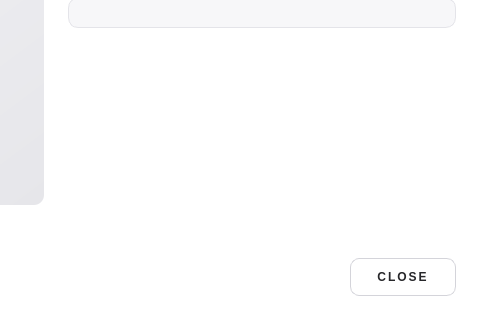
Above: desktop_app/UI/CarDetailsDialog.ui from huyenpiano1711/ML before the change; both pictures show x 340 to 820 and y 180 to 500 of the 820 by 500 pixel window. Below: the same form after it.
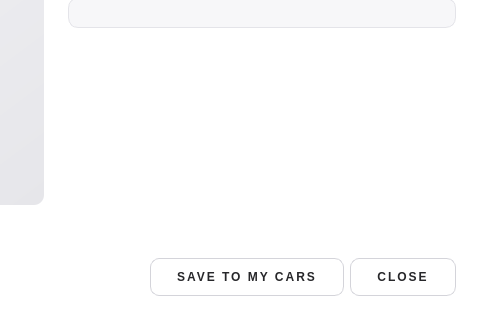
That is the form after the change.

What changed in the file:
```diff
--- a/desktop_app/UI/CarDetailsDialog.ui
+++ b/desktop_app/UI/CarDetailsDialog.ui
@@ -163,6 +163,19 @@
          </property>
         </spacer>
        </item>
+       <item>
+        <widget class="QPushButton" name="pushButtonSaveCar">
+         <property name="text">
+          <string>SAVE TO MY CARS</string>
+         </property>
+         <property name="variant" stdset="0">
+          <string>ghost</string>
+         </property>
+         <property name="toolTip">
+          <string>Keep this car in Saved cars to compare it later</string>
+         </property>
+        </widget>
+       </item>
        <item>
         <widget class="QPushButton" name="pushButtonClose">
          <property name="text">
```
